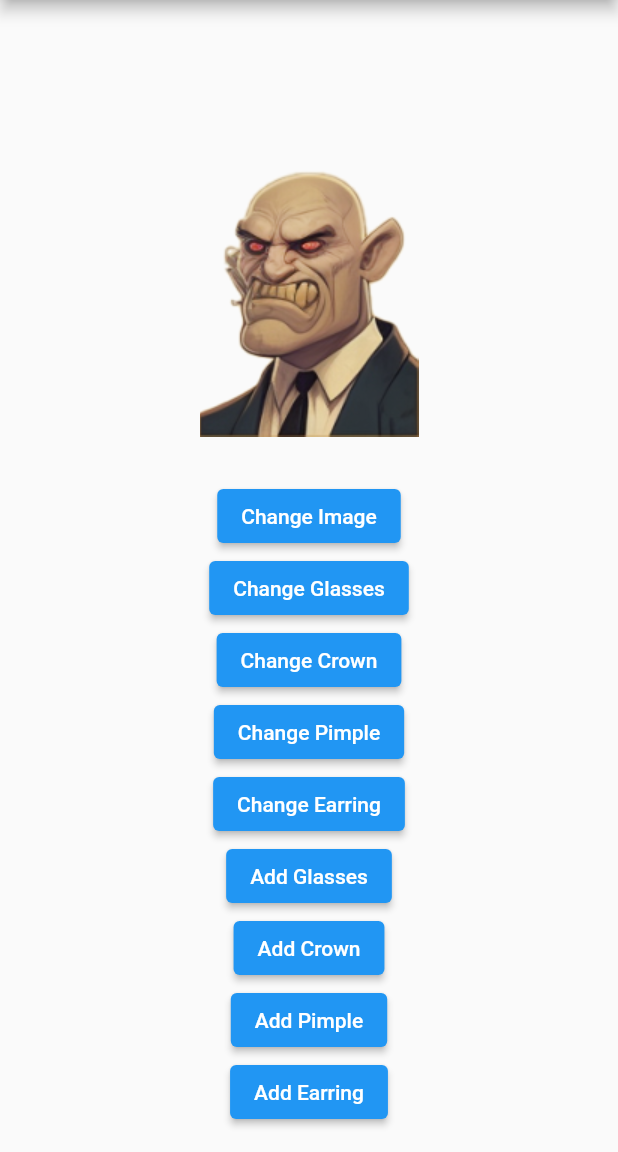
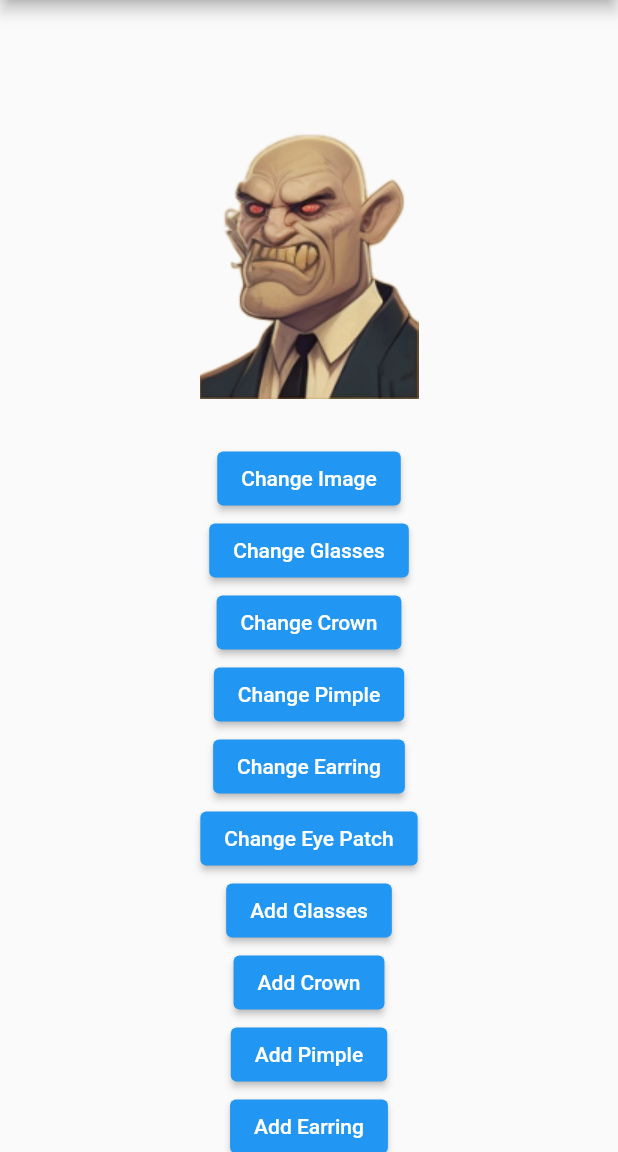
Before and after one commit to IvettB/Avatars, a Flutter app: the screen it shows after launch, on a phone screen of 412 x 824 dp, the part 84-1236 px from its top. Run offline on Flutter 3.47's test engine with Material 2 defaults, Android fonts, the light colour scheme and no system bars.

Commit message:
very rough attempt at eye patches and horns

```diff
--- a/lib/main.dart
+++ b/lib/main.dart
@@ -15,10 +15,12 @@ class _MyAppState extends State<MyApp> {
   int imageIndex3 = 0;
   int imageIndex4 = 0;
   int imageIndex5 = 0;
+  int imageIndex6 = 0;
   bool areGlassesVisible = false;
   bool isCrownVisible = false;
   bool isPimpleVisible = false;
   bool isEarringVisible = false;
+  bool isEyePatchVisible = false;
   List<String> avatars = [
     'lib/images/people/1.png',
     'lib/images/people/2.png',
@@ -47,6 +49,7 @@ class _MyAppState extends State<MyApp> {
     'lib/images/crowns/2.png',
     'lib/images/crowns/3.png',
     'lib/images/crowns/4.png',
+    'lib/images/crowns/5.png',
   ];
 
   List<String> pimples = [
@@ -59,6 +62,10 @@ class _MyAppState extends State<MyApp> {
 
   List<String> earrings = [
     'lib/images/earrings/1.png',
+  ];
+
+  List<String> eyepatches = [
+    'lib/images/eye-patches/1.png',
   ];
 
   late List<List<String>> allImages;
@@ -98,6 +105,12 @@ class _MyAppState extends State<MyApp> {
     });
   }
 
+  void changeEyePatches() {
+    setState(() {
+      imageIndex6 = (imageIndex6 + 1) % eyepatches.length;
+    });
+  }
+
   void toggleGlasses() {
     setState(() {
       areGlassesVisible = !areGlassesVisible;
@@ -122,6 +135,12 @@ class _MyAppState extends State<MyApp> {
     });
   }
 
+  void toggleEyePatches() {
+    setState(() {
+      isEyePatchVisible = !isEyePatchVisible;
+    });
+  }
+
   @override
   Widget build(BuildContext context) {
     return MaterialApp(
@@ -133,7 +152,7 @@ class _MyAppState extends State<MyApp> {
         ),
         body: Container(
           alignment: Alignment.topCenter,
-          padding: const EdgeInsets.only(top: 100),
+          padding: const EdgeInsets.only(top: 75),
           child: Column(
             children: [
               Stack(
@@ -204,6 +223,18 @@ class _MyAppState extends State<MyApp> {
                       ),
                     ),
                   ),
+                  AnimatedOpacity(
+                    opacity: isEyePatchVisible ? 1.0 : 0.0,
+                    duration: Duration(milliseconds: 500),
+                    child: Visibility(
+                      visible: isEyePatchVisible,
+                      child: Transform.translate(
+                        offset: Offset(-30.0, -10.0),
+                        child: Image.asset(eyepatches[imageIndex6],
+                            width: 75, height: 75),
+                      ),
+                    ),
+                  ),
                 ],
               ),
               SizedBox(height: 20),
@@ -228,6 +259,10 @@ class _MyAppState extends State<MyApp> {
                 child: Text('Change Earring'),
               ),
               ElevatedButton(
+                onPressed: changeEyePatches,
+                child: Text('Change Eye Patch'),
+              ),
+              ElevatedButton(
                 onPressed: toggleGlasses,
                 child:
                     Text(areGlassesVisible ? 'Remove Glasses' : 'Add Glasses'),
@@ -245,6 +280,11 @@ class _MyAppState extends State<MyApp> {
                 child:
                     Text(isEarringVisible ? 'Remove Earring' : 'Add Earring'),
               ),
+              ElevatedButton(
+                onPressed: toggleEyePatches,
+                child: Text(
+                    isEyePatchVisible ? 'Remove Eye Patch' : 'Add Eye Patch'),
+              ),
             ],
           ),
         ),
--- a/pubspec.yaml
+++ b/pubspec.yaml
@@ -67,6 +67,7 @@ flutter:
    - lib/images/glasses/
    - lib/images/people/
    - lib/images/earrings/
+   - lib/images/eye-patches/
   #   - images/a_dot_ham.jpeg
 
   # An image asset can refer to one or more resolution-specific "variants", see
```
Also changed, not shown: lib/images/crowns/5.png (added), lib/images/eye-patches/1.png (added).
